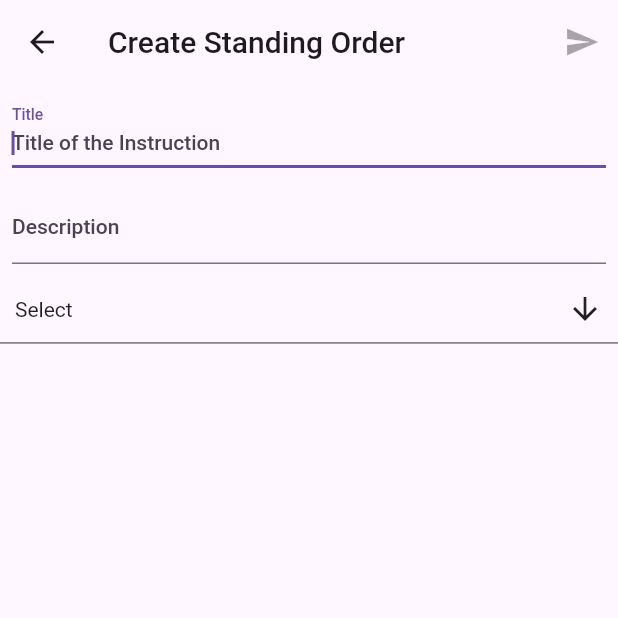
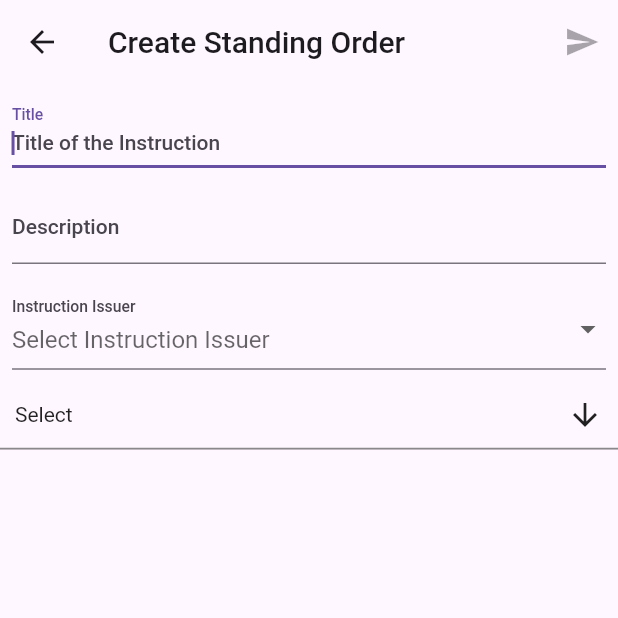
Before and after one commit to ashiqaliaslam/plant-ops-tracker, a Flutter app: the CreateInstructionView screen opened directly, on a phone screen of 412 x 824 dp, the top half of it. Run offline on Flutter 3.47's test engine with Material 2 defaults, Android fonts, the phone set to English and light mode, and no system bars; drawn by our look-alikes of multi_select_flutter; our stand-ins replace cloud_firestore, firebase_auth, firebase_core, flutter_hooks, font_awesome_flutter, go_router and 5 more; missing offline and left inert: firebase_ui_auth; accounts and stored records are empty.

Commit message:
instruction issuer implemented

```diff
--- a/lib/state/constants/firebase_field_name.dart
+++ b/lib/state/constants/firebase_field_name.dart
@@ -3,6 +3,7 @@ import 'package:flutter/foundation.dart' show immutable;
 @immutable
 class FirebaseFieldName {
   static const userId = 'uid';
+  static const createdAt = 'created_at';
   static const auditId = 'audit_id';
   static const talkId = 'talk_id';
   static const instructionId = 'instruction_id';
--- /dev/null
+++ b/lib/state/enums/instruction_issuer.dart
@@ -0,0 +1,34 @@
+import 'package:plant_ops_tracker/extensions/log.dart';
+
+enum InstructionIssuer {
+  shiftEngineer,
+  dayEngineer,
+  sectionHead,
+  unitManager,
+  productionManager,
+  sop, // based on Standing Operating Procedures
+  ;
+
+  static const Map<InstructionIssuer, String> _nameMap = {
+    InstructionIssuer.shiftEngineer: 'Shift Engineer',
+    InstructionIssuer.dayEngineer: 'Day Engineer',
+    InstructionIssuer.sectionHead: 'Section Head',
+    InstructionIssuer.unitManager: 'Unit Manager',
+    InstructionIssuer.productionManager: 'Production Manager',
+    InstructionIssuer.sop: 'SOP',
+  };
+
+  String get name => _nameMap[this]!;
+
+  static InstructionIssuer? parse(String name) {
+    'Parsing Manager name: $name'.log();
+    final matchingEntry = InstructionIssuer.values.firstWhere(
+      (instructionIssuer) =>
+          instructionIssuer.toString().split('.').last.toLowerCase() ==
+          name.toLowerCase(),
+      orElse: () => InstructionIssuer.sop,
+    );
+    'Matcherd Manager name ${matchingEntry.name}'.log();
+    return matchingEntry;
+  }
+}
--- a/lib/state/instructions/models/instruction_payload.dart
+++ b/lib/state/instructions/models/instruction_payload.dart
@@ -3,6 +3,7 @@ import 'dart:collection';
 import 'package:cloud_firestore/cloud_firestore.dart';
 import 'package:plant_ops_tracker/state/auth/user_id.dart';
 import 'package:plant_ops_tracker/state/enums/department.dart';
+import 'package:plant_ops_tracker/state/enums/instruction_issuer.dart';
 import 'package:plant_ops_tracker/state/instructions/models/instructions_key.dart';
 
 class InstructionPayload extends MapView<String, dynamic> {
@@ -11,15 +12,16 @@ class InstructionPayload extends MapView<String, dynamic> {
     required String title,
     required String description,
     required List<Department?> department,
+    required InstructionIssuer? instructionIssuer,
   }) : super({
           InstructionKey.userId: userId,
           InstructionKey.title: title,
           InstructionKey.createdAt: FieldValue.serverTimestamp(),
           InstructionKey.description: description,
-          // InstructionKey.department:
-          //     department.toString().split('.').last, // TODO:
           InstructionKey.department: department
               .map((department) => department.toString().split('.').last)
               .toList(),
+          InstructionKey.instructionIssuer:
+              instructionIssuer.toString().split('.').last,
         });
 }
--- a/lib/state/instructions/models/instructions.dart
+++ b/lib/state/instructions/models/instructions.dart
@@ -2,6 +2,7 @@ import 'package:cloud_firestore/cloud_firestore.dart';
 import 'package:flutter/foundation.dart' show immutable;
 import 'package:plant_ops_tracker/state/auth/user_id.dart';
 import 'package:plant_ops_tracker/state/enums/department.dart';
+import 'package:plant_ops_tracker/state/enums/instruction_issuer.dart';
 import 'package:plant_ops_tracker/state/instructions/models/instructions_key.dart';
 
 @immutable
@@ -14,7 +15,7 @@ class Instruction {
   final List<Department?> department;
   final DateTime? createdAt;
   // final DateTime? updatedAt;
-  // final Manager instructionIssuer;
+  final InstructionIssuer? instructionIssuer;
   // final Priority? priority;
   // final bool isActive;
   // final String? comments;
@@ -33,7 +34,18 @@ class Instruction {
         // department = Department.parse(json[InstructionKey.department])
         department = (json[InstructionKey.department] as List)
             .map((department) => Department.parse(department))
-            .toList()
+            .toList(),
+        // instructionIssuer = InstructionIssuer.values.firstWhere(
+        //   (manager) => manager.name == json[InstructionKey.instructionIssuer],
+        //   orElse: () => InstructionIssuer.sop,
+        // )
+        // instructionIssuer = json[InstructionKey.instructionIssuer] != null
+        //     ? (json[InstructionKey.instructionIssuer])
+        //     : null
+        instructionIssuer = InstructionIssuer.parse(
+          json[InstructionKey.instructionIssuer],
+        )
+  // instructionIssuer = InstructionIssuer.parse(instructionIssuer.toString())
 
   // / [working]
   // department = Department.values.firstWhere(
--- a/lib/state/instructions/notifiers/create_instruction_notifier.dart
+++ b/lib/state/instructions/notifiers/create_instruction_notifier.dart
@@ -3,6 +3,7 @@ import 'package:hooks_riverpod/hooks_riverpod.dart';
 import 'package:plant_ops_tracker/state/audits/typedefs/is_loading.dart';
 import 'package:plant_ops_tracker/state/constants/firebase_collection_name.dart';
 import 'package:plant_ops_tracker/state/enums/department.dart';
+import 'package:plant_ops_tracker/state/enums/instruction_issuer.dart';
 import 'package:plant_ops_tracker/state/instructions/models/instruction_payload.dart';
 
 // class ImageUploadNotifier extends StateNotifier<IsLoading>
@@ -16,6 +17,7 @@ class CreateInstructionNotifier extends StateNotifier<IsLoading> {
     required String title,
     required String description,
     required List<Department?> department,
+    required InstructionIssuer? instructionIssuer,
   }) async {
     isLoading = true;
 
@@ -25,6 +27,7 @@ class CreateInstructionNotifier extends StateNotifier<IsLoading> {
         title: title,
         description: description,
         department: department,
+        instructionIssuer: instructionIssuer,
       );
       await FirebaseFirestore.instance
           .collection(FirebaseCollectionName.instructions)
--- a/lib/state/instructions/providers/all_instructions_provider.dart
+++ b/lib/state/instructions/providers/all_instructions_provider.dart
@@ -4,12 +4,14 @@ import 'package:cloud_firestore/cloud_firestore.dart';
 import 'package:hooks_riverpod/hooks_riverpod.dart';
 import 'package:plant_ops_tracker/state/constants/firebase_collection_name.dart';
 import 'package:plant_ops_tracker/state/instructions/models/instructions.dart';
+import 'package:plant_ops_tracker/state/instructions/models/instructions_key.dart';
 
 final allInstructionsProvider = StreamProvider<Iterable<Instruction>>((ref) {
   final controller = StreamController<Iterable<Instruction>>();
 
   final sub = FirebaseFirestore.instance
       .collection(FirebaseCollectionName.instructions)
+      .orderBy(InstructionKey.createdAt, descending: true) // new addition
       // .where(FirebaseFieldName.instructionId) // TODO:s
       .snapshots()
       .listen((snapshot) {
--- a/lib/views/bottom_nav_views/instructions/tabs/instructions_list_view.dart
+++ b/lib/views/bottom_nav_views/instructions/tabs/instructions_list_view.dart
@@ -38,6 +38,8 @@ class InstructionsListView extends ConsumerWidget {
                       Text(instruction.description ?? 'No Description');
                   final createdAt =
                       Text(instruction.createdAt?.toString() ?? '');
+                  final instructionIssuer =
+                      Text(instruction.instructionIssuer?.name ?? '');
 
                   // final departments = Text(instruction.department?.name ?? '');
                   // final department =
@@ -64,6 +66,7 @@ class InstructionsListView extends ConsumerWidget {
                           const SizedBox(height: 10),
                           createdAt,
                           const SizedBox(height: 10),
+                          instructionIssuer,
                           Wrap(
                             spacing: 8.0, // gap between adjacent chips
                             runSpacing: 4.0, // gap between lines
--- a/lib/views/create/create_instruction.dart
+++ b/lib/views/create/create_instruction.dart
@@ -4,6 +4,7 @@ import 'package:hooks_riverpod/hooks_riverpod.dart';
 import 'package:multi_select_flutter/multi_select_flutter.dart';
 import 'package:plant_ops_tracker/state/auth/providers/user_id_provider.dart';
 import 'package:plant_ops_tracker/state/enums/department.dart';
+import 'package:plant_ops_tracker/state/enums/instruction_issuer.dart';
 import 'package:plant_ops_tracker/state/instructions/providers/create_instruction_provider.dart';
 import 'package:plant_ops_tracker/views/constants/strings.dart';
 
@@ -20,7 +21,7 @@ class _CreateInstructionViewState extends ConsumerState<CreateInstructionView> {
   Widget build(BuildContext context) {
     final titleController = useTextEditingController();
     final descriptionController = useTextEditingController();
-    // final departmentController = useTextEditingController();
+    final instructionIssuerController = useTextEditingController();
     final departmentsList = useState<List<Department>>([]);
 
     final isButtonEnabled = useState(false);
@@ -28,20 +29,19 @@ class _CreateInstructionViewState extends ConsumerState<CreateInstructionView> {
     useEffect(() {
       void listener() {
         isButtonEnabled.value = titleController.text.isNotEmpty &&
-                descriptionController.text.isNotEmpty
-            // &&
-            // departmentController.text.isNotEmpty
-            // departmentsList.value.isNotEmpty
-            ;
+            descriptionController.text.isNotEmpty &&
+            departmentsList.value.isNotEmpty;
       }
 
       titleController.addListener(listener);
       descriptionController.addListener(listener);
-      // departmentController.addListener(listener);
+      instructionIssuerController.addListener(listener);
+      departmentsList.addListener(listener); // yes or no ??
       return () {
         titleController.removeListener(listener);
         descriptionController.removeListener(listener);
-        // departmentController.removeListener(listener);
+        instructionIssuerController.removeListener(listener);
+        departmentsList.removeListener(listener); // yes or no ??
       };
     });
     return Scaffold(
@@ -53,7 +53,8 @@ class _CreateInstructionViewState extends ConsumerState<CreateInstructionView> {
                 ? () async {
                     final title = titleController.text;
                     final description = descriptionController.text;
-                    // final departmentsList = <Department?>[];
+                    final instructionIssuer = InstructionIssuer.parse(
+                        instructionIssuerController.text);
 
                     final userId = ref.read(userIdProvider);
 
@@ -67,6 +68,7 @@ class _CreateInstructionViewState extends ConsumerState<CreateInstructionView> {
                           title: title,
                           description: description,
                           department: departmentsList.value,
+                          instructionIssuer: instructionIssuer,
                         );
                     if (isCreated && mounted) {
                       Navigator.pop(context);
@@ -107,26 +109,27 @@ class _CreateInstructionViewState extends ConsumerState<CreateInstructionView> {
 
           // dropdown field, and then add the fields in the List<Department?> departments
           // on submit. also ensure that if empty field it can not be submitted
-          // Padding(
-          //   padding: const EdgeInsets.all(8),
-          //   child: DropdownButtonFormField<Department>(
-          //     decoration: const InputDecoration(
-          //       labelText: 'Department',
-          //       hintText: 'Select Department',
-          //     ),
-          //     items: Department.values.map((department) {
-          //       return DropdownMenuItem<Department>(
-          //         value: department,
-          //         child: Text(department.name),
-          //       );
-          //     }).toList(),
-          //     onChanged: (department) {
-          //       setState(() {
-          //         departmentController.text = department?.name ?? '';
-          //       });
-          //     },
-          //   ),
-          // ),
+          Padding(
+            padding: const EdgeInsets.all(8),
+            child: DropdownButtonFormField<InstructionIssuer>(
+              decoration: const InputDecoration(
+                labelText: 'Instruction Issuer',
+                hintText: 'Select Instruction Issuer',
+              ),
+              items: InstructionIssuer.values.map((issuer) {
+                return DropdownMenuItem<InstructionIssuer>(
+                  value: issuer,
+                  child: Text(issuer.name),
+                );
+              }).toList(),
+              onChanged: (issuer) {
+                setState(() {
+                  instructionIssuerController.text =
+                      issuer.toString().split('.').last;
+                });
+              },
+            ),
+          ),
           MultiSelectDialogField<Department>(
             items: Department.values
                 .map((depart) =>
```
Also changed, not shown: lib/state/enums/department.dart (+26 -0 lines), lib/state/instructions/models/instruction_issuer_enum.dart (deleted, +0 -8 lines), lib/state/enums/priority.dart (renamed from lib/state/instructions/models/priority_enum.dart).
